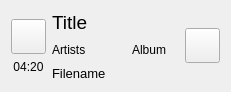
InTostor/FriedMusic-desktop--, file lib/FriedMusic/ui/ui_widgets/TrackLine.ui: the form before one commit.
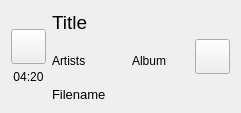
The form after the commit.

The edit to the form file:
```diff
--- a/lib/FriedMusic/ui/ui_widgets/TrackLine.ui
+++ b/lib/FriedMusic/ui/ui_widgets/TrackLine.ui
@@ -6,8 +6,8 @@
    <rect>
     <x>0</x>
     <y>0</y>
-    <width>231</width>
-    <height>82</height>
+    <width>241</width>
+    <height>113</height>
    </rect>
   </property>
   <property name="sizePolicy">
@@ -205,7 +205,7 @@
       <enum>Qt::Horizontal</enum>
      </property>
      <property name="sizeType">
-      <enum>QSizePolicy::Expanding</enum>
+      <enum>QSizePolicy::MinimumExpanding</enum>
      </property>
      <property name="sizeHint" stdset="0">
       <size>
```
